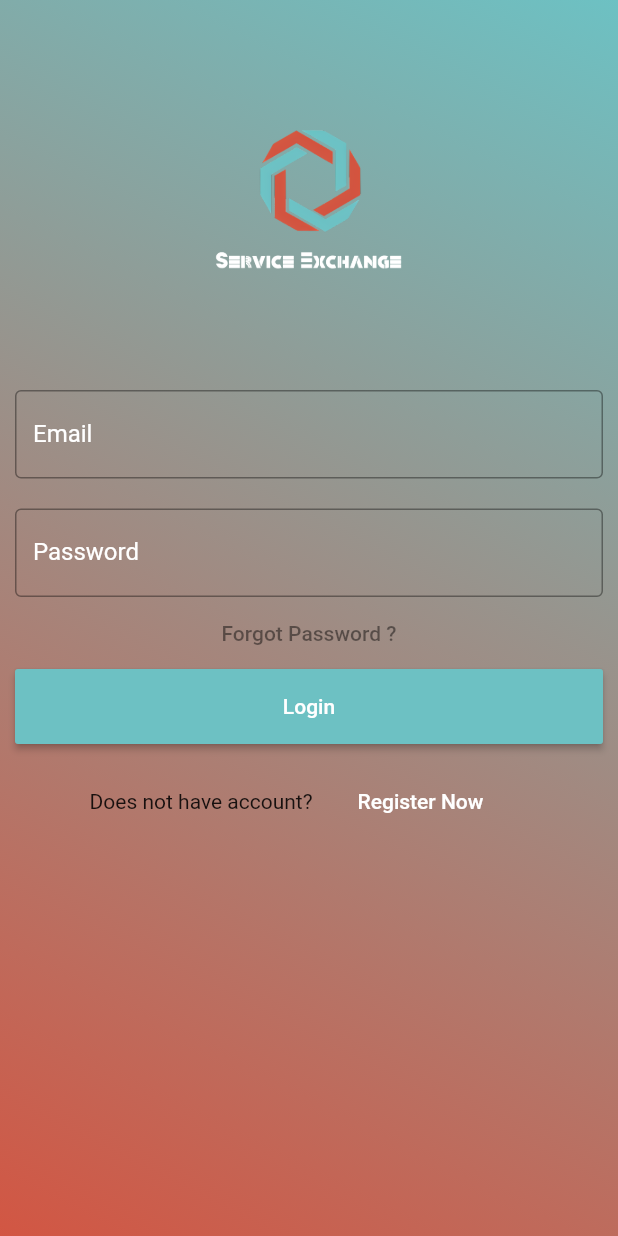
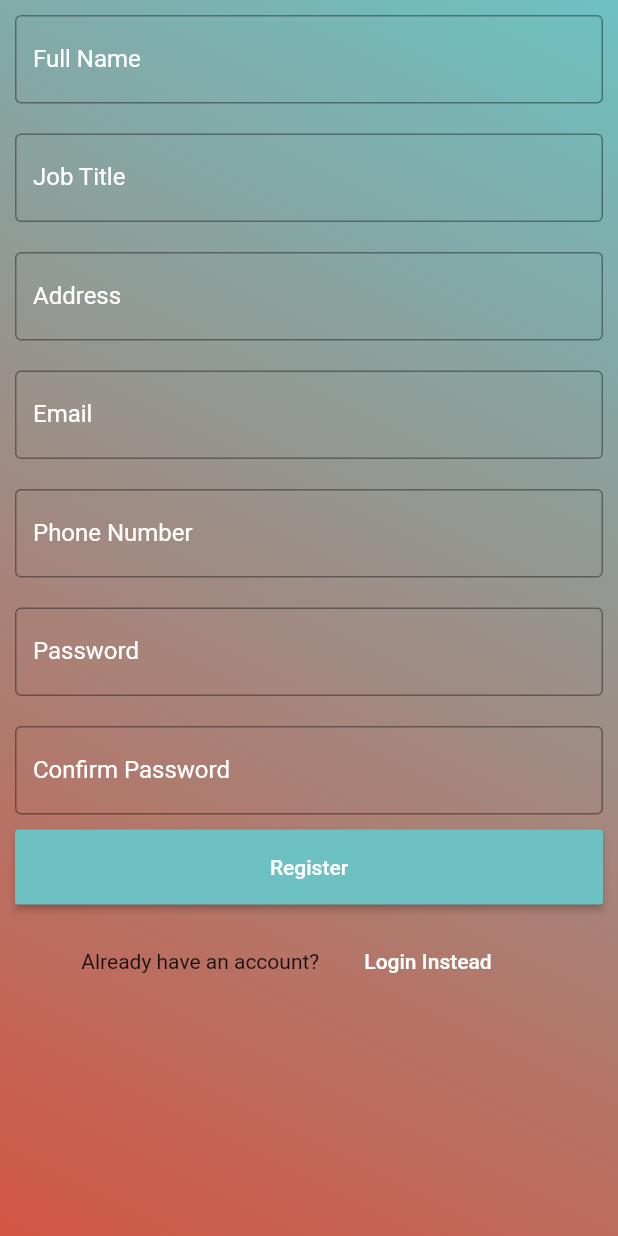
Before and after one commit to MuhammadAbdulSalam/skill_exchange_flutter, a Flutter app: the LoginActivity screen opened by its route, after a tap on "Register Now", on a phone screen of 412 x 824 dp. Run offline on Flutter 3.47's test engine with Material 2 defaults, Android fonts, the phone set to English and light mode, and no system bars; our stand-ins replace firebase_auth; accounts and stored records are empty.

Commit message:
registration android working

```diff
--- a/lib/loginviews/LoginActivity.dart
+++ b/lib/loginviews/LoginActivity.dart
@@ -1,40 +1,44 @@
+import 'package:flutter/material.dart';
+import 'package:flutter/services.dart';
+import 'package:service_exchange_multi/utils/Constants.dart';
+
+import 'Register.dart';
 
 
 
-import 'package:flutter/material.dart';
-import 'package:flutter/services.dart';
-import 'package:service_exchange_multi/utils/Constants.dart';
 
 class LoginActivity extends StatefulWidget {
   @override
   _LoginState createState() => _LoginState();
 }
 
-class _LoginState extends State<LoginActivity>{
-
+class _LoginState extends State<LoginActivity> {
   @override
   void initState() {
     super.initState();
     SystemChrome.setEnabledSystemUIOverlays(SystemUiOverlay.values);
   }
+
   @override
   Widget build(BuildContext context) {
     return Scaffold(
         body: Center(
-
             child: Container(
                 decoration: BoxDecoration(
                     gradient: LinearGradient(
                         begin: Alignment.topRight,
                         end: Alignment.bottomLeft,
-            colors: [Constants.DEFAULT_BLUE, Constants.DEFAULT_ORANGE])),
-
+                        colors: [
+                      Constants.DEFAULT_BLUE,
+                      Constants.DEFAULT_ORANGE
+                    ])),
                 child: ListView(
                   children: <Widget>[
                     Container(
                       alignment: Alignment.center,
                       padding: EdgeInsets.all(50),
-                  child: new Image.asset('images/logo_main.png', width: 150.00, height: 150.00),
+                      child: new Image.asset('images/logo_main.png',
+                          width: 150.00, height: 150.00),
                     ),
                     Container(
                       padding: EdgeInsets.all(10),
@@ -60,12 +64,11 @@ class _LoginState extends State<LoginActivity>{
                       ),
                     ),
                     FlatButton(
-                  onPressed: (){
+                      onPressed: () {
                         //forgot password screen
                       },
                       textColor: Colors.black45,
                       child: Text('Forgot Password ?'),
-
                     ),
                     Container(
                         height: 50,
@@ -88,9 +91,9 @@ class _LoginState extends State<LoginActivity>{
                             'Register Now',
                           ),
                           padding: EdgeInsets.all(30),
+                          onPressed: () {
 
-                          onPressed: () {
-                            //signup screen
+                            Navigator.push(context,MaterialPageRoute(builder: (BuildContext context) => Register()));
                           },
                         )
                       ],
--- /dev/null
+++ b/lib/loginviews/Register.dart
@@ -0,0 +1,163 @@
+
+
+
+
+
+import 'package:firebase_auth/firebase_auth.dart';
+import 'package:flutter/material.dart';
+import 'package:service_exchange_multi/loginviews/LoginActivity.dart';
+import 'package:service_exchange_multi/utils/Constants.dart';
+
+
+class Register extends StatelessWidget {
+
+  final _auth =   FirebaseAuth.instance;
+
+
+
+  @override
+  Widget build(BuildContext context) {
+    return Scaffold(
+        body: Center(
+            child: Container(
+                decoration: BoxDecoration(
+                    gradient: LinearGradient(
+                        begin: Alignment.topRight,
+                        end: Alignment.bottomLeft,
+                        colors: [
+                          Constants.DEFAULT_BLUE,
+                          Constants.DEFAULT_ORANGE
+                        ])),
+                child: ListView(
+                  children: <Widget>[
+                    Container(
+                      padding: EdgeInsets.all(10),
+                      child: TextField(
+                        // controller: nameController,
+                        decoration: InputDecoration(
+                          border: OutlineInputBorder(),
+                          labelText: 'Full Name',
+                          labelStyle: TextStyle(color: Colors.white),
+                        ),
+                      ),
+                    ),
+                    Container(
+                      padding: EdgeInsets.all(10),
+                      child: TextField(
+                        // controller: nameController,
+                        decoration: InputDecoration(
+                          border: OutlineInputBorder(),
+                          labelText: 'Job Title',
+                          labelStyle: TextStyle(color: Colors.white),
+                        ),
+                      ),
+                    ),
+                    Container(
+                      padding: EdgeInsets.all(10),
+                      child: TextField(
+                        // controller: nameController,
+                        decoration: InputDecoration(
+                          border: OutlineInputBorder(),
+                          labelText: 'Address',
+                          labelStyle: TextStyle(color: Colors.white),
+                        ),
+                      ),
+                    ),
+                    Container(
+                      padding: EdgeInsets.all(10),
+                      child: TextField(
+                        // controller: nameController,
+                        decoration: InputDecoration(
+                          border: OutlineInputBorder(),
+                          labelText: 'Email',
+                          labelStyle: TextStyle(color: Colors.white),
+                        ),
+                      ),
+                    ),
+                    Container(
+                      padding: EdgeInsets.all(10),
+                      child: TextField(
+                        obscureText: true,
+                        // controller: passwordController,
+                        decoration: InputDecoration(
+                          border: OutlineInputBorder(),
+                          labelText: 'Phone Number',
+                          labelStyle: TextStyle(color: Colors.white),
+                        ),
+                      ),
+                    ),
+
+                    Container(
+                      padding: EdgeInsets.all(10),
+                      child: TextField(
+                        obscureText: true,
+                        // controller: passwordController,
+                        decoration: InputDecoration(
+                          border: OutlineInputBorder(),
+                          labelText: 'Password',
+                          labelStyle: TextStyle(color: Colors.white),
+                        ),
+                      ),
+                    ),
+                    Container(
+                      padding: EdgeInsets.all(10),
+                      child: TextField(
+                        obscureText: true,
+                        // controller: passwordController,
+                        decoration: InputDecoration(
+                          border: OutlineInputBorder(),
+                          labelText: 'Confirm Password',
+                          labelStyle: TextStyle(color: Colors.white),
+                        ),
+                      ),
+                    ),
+
+                    Container(
+                        height: 50,
+                        padding: EdgeInsets.fromLTRB(10, 0, 10, 0),
+                        child: RaisedButton(
+                          textColor: Colors.white,
+                          color: Constants.DEFAULT_BLUE,
+                          child: Text('Register'),
+                          onPressed: () async {
+                            // setState(() {
+                            //   showProgress = true;
+                            // });
+                            try {
+                              final newuser =
+                              await _auth.createUserWithEmailAndPassword(
+                                  email: "s@s.com", password: "00000000");
+                              if (newuser != null) {
+                                Navigator.push(
+                                  context,
+                                  MaterialPageRoute(
+                                      builder: (context) => LoginActivity()),
+                                );
+                                // setState(() {
+                                //   showProgress = false;
+                                // });
+                              }
+                            } catch (e) {}
+                          },
+                        )),
+                    Container(
+                        child: Row(
+                          children: <Widget>[
+                            Text('Already have an account?'),
+                            FlatButton(
+                              textColor: Colors.white,
+                              child: Text(
+                                'Login Instead',
+                              ),
+                              padding: EdgeInsets.all(30),
+                              onPressed: () => Navigator.pop(context)
+
+                            )
+                          ],
+                          mainAxisAlignment: MainAxisAlignment.center,
+                        ))
+
+                  ],
+                ))));
+  }
+}
--- a/lib/utils/Constants.dart
+++ b/lib/utils/Constants.dart
@@ -5,9 +5,19 @@ import 'dart:ui';
 class Constants{
 
   static const DEFAULT_BLUE =  Color(0xFF6dc1c3);
+  static const BLUE_SHADE_1 = Color(0xFF81E4E6);
+  static const BLUE_SHADE_2 = Color(0xFF88F0F2);
+
   static const DEFAULT_ORANGE = Color(0xFFd25643);
+  static const ORANGE_SHADE_1 = Color(0xE65E49);
+  static const ORANGE_SHADE_2 = Color(0xF2634E);
+
+
+
   static const DEFAULT_BUTTON =  Color(0xFF6dc1c3);
 
 
 
+
+
 }
--- a/pubspec.yaml
+++ b/pubspec.yaml
@@ -23,7 +23,8 @@ environment:
 dependencies:
   flutter:
     sdk: flutter
-
+  firebase_core: ^0.4.0+9
+  firebase_auth: ^0.14.0+5
 
   # The following adds the Cupertino Icons font to your application.
   # Use with the CupertinoIcons class for iOS style icons.
```
Also changed, not shown: lib/main.dart (+14 -14 lines), lib/loginviews/LoginMainView.dart (deleted), pubspec.lock, 20 other files. Lines whose indentation alone changed are shown as unchanged.
